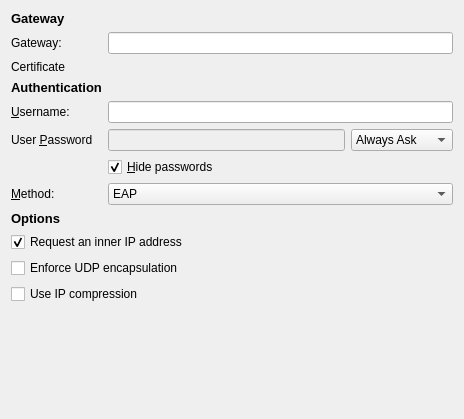
Before: the Qt Designer form vpnplugins/strongswan/strongswanprop.ui in netrunner-debian-kde-extras/networkmanagement, drawn with Qt 5.
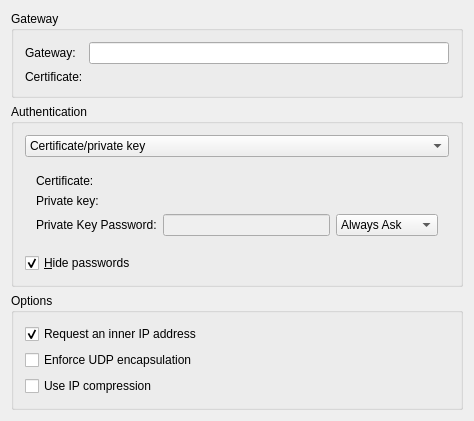
After: the same form once the commit is applied. Custom widgets are drawn as their Qt base class.

The edit to the form file:
```diff
--- a/vpnplugins/strongswan/strongswanprop.ui
+++ b/vpnplugins/strongswan/strongswanprop.ui
@@ -6,8 +6,8 @@
    <rect>
     <x>0</x>
     <y>0</y>
-    <width>464</width>
-    <height>419</height>
+    <width>474</width>
+    <height>408</height>
    </rect>
   </property>
   <property name="windowTitle">
@@ -15,19 +15,12 @@
   </property>
   <layout class="QVBoxLayout" name="verticalLayout">
    <item>
-    <layout class="QGridLayout" name="gridLayout">
-     <item row="0" column="0">
-      <widget class="QLabel" name="label">
-       <property name="text">
-        <string>&lt;!DOCTYPE HTML PUBLIC &quot;-//W3C//DTD HTML 4.0//EN&quot; &quot;http://www.w3.org/TR/REC-html40/strict.dtd&quot;&gt;
-&lt;html&gt;&lt;head&gt;&lt;meta name=&quot;qrichtext&quot; content=&quot;1&quot; /&gt;&lt;style type=&quot;text/css&quot;&gt;
-p, li { white-space: pre-wrap; }
-&lt;/style&gt;&lt;/head&gt;&lt;body style=&quot; font-family:'DejaVu Sans'; font-size:8pt; font-weight:400; font-style:normal;&quot;&gt;
-&lt;p style=&quot; margin-top:0px; margin-bottom:0px; margin-left:0px; margin-right:0px; -qt-block-indent:0; text-indent:0px;&quot;&gt;&lt;span style=&quot; font-size:10pt; font-weight:600;&quot;&gt;Gateway&lt;/span&gt;&lt;/p&gt;&lt;/body&gt;&lt;/html&gt;</string>
-       </property>
-      </widget>
-     </item>
-     <item row="1" column="0">
+    <widget class="QGroupBox" name="groupBox">
+     <property name="title">
+      <string>Gateway</string>
+     </property>
+     <layout class="QFormLayout" name="formLayout">
+      <item row="0" column="0">
       <widget class="QLabel" name="textLabel3">
        <property name="text">
         <string>Gateway:</string>
@@ -40,34 +33,212 @@
        </property>
       </widget>
      </item>
-     <item row="1" column="1">
+      <item row="0" column="1">
       <widget class="KLineEdit" name="leGateway"/>
      </item>
-     <item row="2" column="0">
+      <item row="1" column="0">
       <widget class="QLabel" name="label_3">
        <property name="text">
-        <string>Certificate</string>
+         <string>Certificate:</string>
        </property>
       </widget>
      </item>
-     <item row="2" column="1">
-      <widget class="KUrlComboRequester" name="leCertificate"/>
-     </item>
-     <item row="3" column="0">
+      <item row="1" column="1">
+       <widget class="KUrlRequester" name="leGatewayCertificate"/>
+      </item>
+     </layout>
+    </widget>
+   </item>
+   <item>
+    <widget class="QGroupBox" name="groupBox_2">
+     <property name="title">
+      <string>Authentication</string>
+     </property>
+     <layout class="QVBoxLayout" name="verticalLayout_3">
+      <item>
+       <widget class="QComboBox" name="cmbMethod">
+        <property name="sizePolicy">
+         <sizepolicy hsizetype="Expanding" vsizetype="Fixed">
+          <horstretch>0</horstretch>
+          <verstretch>0</verstretch>
+         </sizepolicy>
+        </property>
+        <property name="editable">
+         <bool>false</bool>
+        </property>
+        <item>
+         <property name="text">
+          <string>Certificate/private key</string>
+         </property>
+        </item>
+        <item>
+         <property name="text">
+          <string>Certificate/ssh-agent</string>
+         </property>
+        </item>
+        <item>
+         <property name="text">
+          <string>Smartcard</string>
+         </property>
+        </item>
+        <item>
+         <property name="text">
+          <string>EAP</string>
+         </property>
+        </item>
+       </widget>
+      </item>
+      <item>
+       <widget class="QStackedWidget" name="swMethods">
+        <property name="sizePolicy">
+         <sizepolicy hsizetype="Preferred" vsizetype="Fixed">
+          <horstretch>0</horstretch>
+          <verstretch>0</verstretch>
+         </sizepolicy>
+        </property>
+        <property name="currentIndex">
+         <number>0</number>
+        </property>
+        <widget class="QWidget" name="page_4">
+         <layout class="QFormLayout" name="formLayout_4">
+          <property name="fieldGrowthPolicy">
+           <enum>QFormLayout::ExpandingFieldsGrow</enum>
+          </property>
+          <item row="0" column="0">
       <widget class="QLabel" name="label_4">
        <property name="text">
-        <string>&lt;!DOCTYPE HTML PUBLIC &quot;-//W3C//DTD HTML 4.0//EN&quot; &quot;http://www.w3.org/TR/REC-html40/strict.dtd&quot;&gt;
-&lt;html&gt;&lt;head&gt;&lt;meta name=&quot;qrichtext&quot; content=&quot;1&quot; /&gt;&lt;style type=&quot;text/css&quot;&gt;
-p, li { white-space: pre-wrap; }
-&lt;/style&gt;&lt;/head&gt;&lt;body style=&quot; font-family:'DejaVu Sans'; font-size:8pt; font-weight:400; font-style:normal;&quot;&gt;
-&lt;p style=&quot; margin-top:0px; margin-bottom:0px; margin-left:0px; margin-right:0px; -qt-block-indent:0; text-indent:0px;&quot;&gt;&lt;span style=&quot; font-size:10pt; font-weight:600;&quot;&gt;Authentication&lt;/span&gt;&lt;/p&gt;&lt;/body&gt;&lt;/html&gt;</string>
-       </property>
-       <property name="textFormat">
-        <enum>Qt::RichText</enum>
+             <string>Certificate:</string>
+            </property>
+           </widget>
+          </item>
+          <item row="0" column="1">
+           <widget class="KUrlRequester" name="leAuthPrivatekeyCertificate"/>
+          </item>
+          <item row="1" column="0">
+           <widget class="QLabel" name="label_6">
+            <property name="text">
+             <string>Private key:</string>
        </property>
       </widget>
      </item>
-     <item row="4" column="0">
+          <item row="1" column="1">
+           <widget class="KUrlRequester" name="leAuthPrivatekeyKey"/>
+          </item>
+          <item row="2" column="0">
+           <widget class="QLabel" name="label_7">
+            <property name="text">
+             <string>Private Key Password:</string>
+            </property>
+           </widget>
+          </item>
+          <item row="2" column="1">
+           <layout class="QHBoxLayout" name="horizontalLayout_3">
+            <item>
+             <widget class="KLineEdit" name="lePrivateKeyPassword">
+              <property name="enabled">
+               <bool>false</bool>
+              </property>
+              <property name="passwordMode">
+               <bool>true</bool>
+              </property>
+             </widget>
+            </item>
+            <item>
+             <widget class="KComboBox" name="cboPrivateKeyPassOptions">
+              <property name="sizePolicy">
+               <sizepolicy hsizetype="Preferred" vsizetype="Fixed">
+                <horstretch>0</horstretch>
+                <verstretch>0</verstretch>
+               </sizepolicy>
+              </property>
+              <property name="sizeAdjustPolicy">
+               <enum>QComboBox::AdjustToContents</enum>
+              </property>
+              <item>
+               <property name="text">
+                <string>Always Ask</string>
+               </property>
+              </item>
+              <item>
+               <property name="text">
+                <string>Store</string>
+               </property>
+              </item>
+              <item>
+               <property name="text">
+                <string>Not Required</string>
+               </property>
+              </item>
+             </widget>
+            </item>
+           </layout>
+          </item>
+         </layout>
+        </widget>
+        <widget class="QWidget" name="page_3">
+         <layout class="QFormLayout" name="formLayout_3">
+          <item row="0" column="0">
+           <widget class="QLabel" name="label">
+            <property name="text">
+             <string>Certificate:</string>
+            </property>
+           </widget>
+          </item>
+          <item row="0" column="1">
+           <widget class="KUrlRequester" name="leAuthSshCertificate"/>
+          </item>
+         </layout>
+        </widget>
+        <widget class="QWidget" name="page_2">
+         <layout class="QFormLayout" name="formLayout_5">
+          <item row="0" column="0">
+           <widget class="QLabel" name="label_8">
+            <property name="text">
+             <string>PIN:</string>
+            </property>
+           </widget>
+          </item>
+          <item row="0" column="1">
+           <layout class="QHBoxLayout" name="horizontalLayout_4">
+            <item>
+             <widget class="KLineEdit" name="lePin">
+              <property name="enabled">
+               <bool>false</bool>
+              </property>
+             </widget>
+            </item>
+            <item>
+             <widget class="KComboBox" name="cboPinOptions">
+              <property name="sizeAdjustPolicy">
+               <enum>QComboBox::AdjustToContents</enum>
+              </property>
+              <item>
+               <property name="text">
+                <string>Always Ask</string>
+               </property>
+              </item>
+              <item>
+               <property name="text">
+                <string>Store</string>
+               </property>
+              </item>
+              <item>
+               <property name="text">
+                <string>Not Required</string>
+               </property>
+              </item>
+             </widget>
+            </item>
+           </layout>
+          </item>
+         </layout>
+        </widget>
+        <widget class="QWidget" name="page">
+         <layout class="QFormLayout" name="formLayout_2">
+          <property name="fieldGrowthPolicy">
+           <enum>QFormLayout::ExpandingFieldsGrow</enum>
+          </property>
+          <item row="0" column="0">
       <widget class="QLabel" name="label_5">
        <property name="text">
         <string>&amp;Username:</string>
@@ -77,20 +248,10 @@
        </property>
       </widget>
      </item>
-     <item row="4" column="1">
+          <item row="0" column="1">
       <widget class="KLineEdit" name="leUserName"/>
      </item>
-     <item row="5" column="0">
-      <widget class="QLabel" name="label_2">
-       <property name="text">
-        <string>User &amp;Password</string>
-       </property>
-       <property name="buddy">
-        <cstring>leUserPassword</cstring>
-       </property>
-      </widget>
-     </item>
-     <item row="5" column="1">
+          <item row="1" column="1">
       <layout class="QHBoxLayout" name="horizontalLayout">
        <item>
         <widget class="KLineEdit" name="leUserPassword">
@@ -123,7 +284,21 @@
        </item>
       </layout>
      </item>
-     <item row="6" column="1">
+          <item row="1" column="0">
+           <widget class="QLabel" name="label_2">
+            <property name="text">
+             <string>User &amp;Password</string>
+            </property>
+            <property name="buddy">
+             <cstring>leUserPassword</cstring>
+            </property>
+           </widget>
+          </item>
+         </layout>
+        </widget>
+       </widget>
+      </item>
+      <item>
       <widget class="QCheckBox" name="cbShowPasswords">
        <property name="text">
         <string>&amp;Hide passwords</string>
@@ -133,46 +308,15 @@
        </property>
       </widget>
      </item>
-     <item row="7" column="0">
-      <widget class="QLabel" name="label_6">
-       <property name="text">
-        <string>&amp;Method:</string>
-       </property>
-       <property name="buddy">
-        <cstring>leMethod</cstring>
-       </property>
-      </widget>
-     </item>
-     <item row="7" column="1">
-      <widget class="QComboBox" name="leMethod">
-       <property name="editable">
-        <bool>false</bool>
-       </property>
-       <item>
-        <property name="text">
-         <string>EAP</string>
-        </property>
-       </item>
-      </widget>
-     </item>
-    </layout>
-   </item>
-   <item>
-    <layout class="QVBoxLayout" name="verticalLayout_4">
-     <property name="bottomMargin">
-      <number>5</number>
-     </property>
-     <item>
-      <widget class="QLabel" name="label_7">
-       <property name="text">
-        <string>&lt;!DOCTYPE HTML PUBLIC &quot;-//W3C//DTD HTML 4.0//EN&quot; &quot;http://www.w3.org/TR/REC-html40/strict.dtd&quot;&gt;
-&lt;html&gt;&lt;head&gt;&lt;meta name=&quot;qrichtext&quot; content=&quot;1&quot; /&gt;&lt;style type=&quot;text/css&quot;&gt;
-p, li { white-space: pre-wrap; }
-&lt;/style&gt;&lt;/head&gt;&lt;body style=&quot; font-family:'DejaVu Sans'; font-size:8pt; font-weight:400; font-style:normal;&quot;&gt;
-&lt;p style=&quot; margin-top:0px; margin-bottom:0px; margin-left:0px; margin-right:0px; -qt-block-indent:0; text-indent:0px;&quot;&gt;&lt;span style=&quot; font-size:10pt; font-weight:600;&quot;&gt;Options&lt;/span&gt;&lt;/p&gt;&lt;/body&gt;&lt;/html&gt;</string>
-       </property>
-      </widget>
-     </item>
+     </layout>
+    </widget>
+   </item>
+   <item>
+    <widget class="QGroupBox" name="groupBox_3">
+     <property name="title">
+      <string>Options</string>
+     </property>
+     <layout class="QVBoxLayout" name="verticalLayout_2">
      <item>
       <widget class="QCheckBox" name="innerIP">
        <property name="autoFillBackground">
@@ -204,6 +348,7 @@
       </widget>
      </item>
     </layout>
+    </widget>
    </item>
    <item>
     <spacer name="verticalSpacer">
@@ -213,7 +358,7 @@
      <property name="sizeHint" stdset="0">
       <size>
        <width>20</width>
-       <height>40</height>
+       <height>0</height>
       </size>
      </property>
     </spacer>
@@ -233,9 +378,9 @@
    <header>klineedit.h</header>
   </customwidget>
   <customwidget>
-   <class>KUrlComboRequester</class>
-   <extends>KUrlRequester</extends>
-   <header>kurlrequester.h</header>
+   <class>KComboBox</class>
+   <extends>QComboBox</extends>
+   <header>kcombobox.h</header>
   </customwidget>
  </customwidgets>
  <resources/>
```
Left out of the diff: 48 changed lines with no effect on the pictures. Lines whose indentation alone changed are shown as unchanged.
